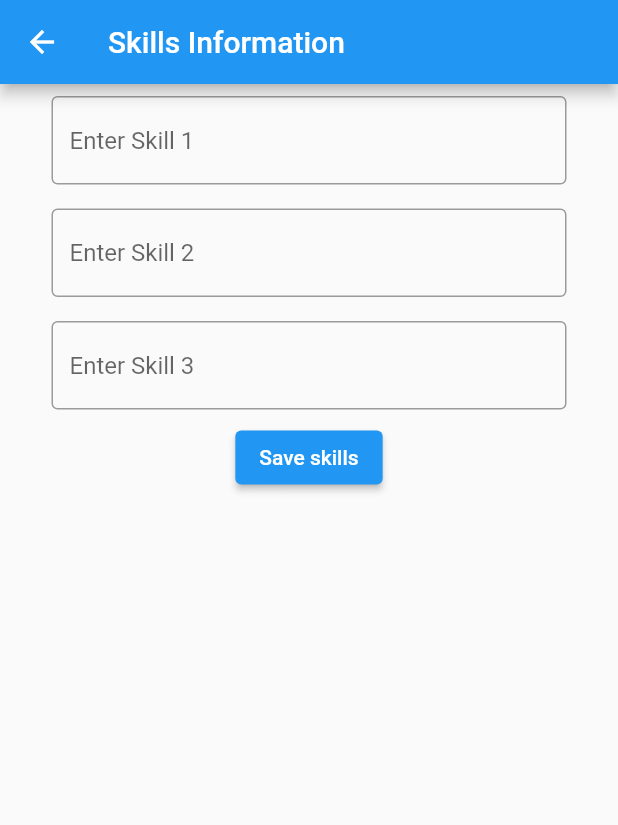
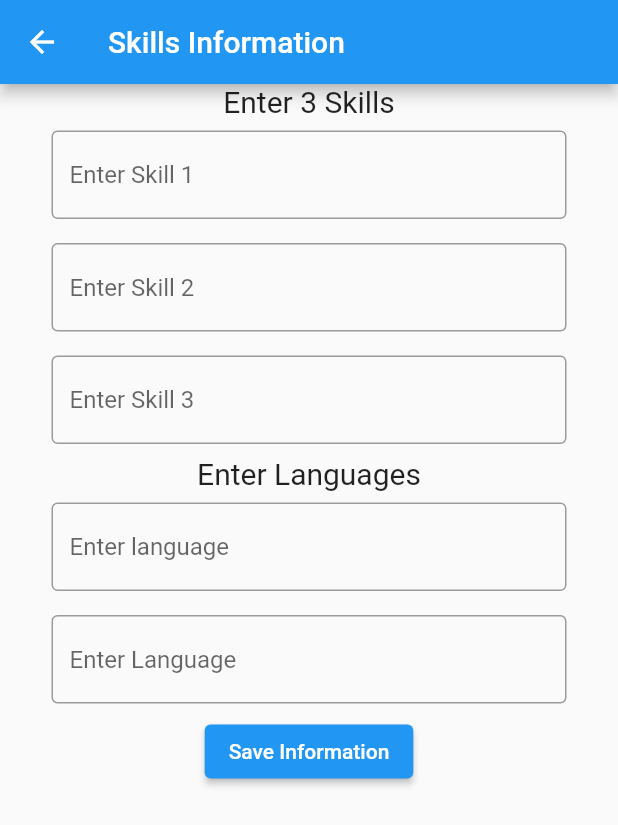
Before and after one commit to ashu2902/Resume_OnePercent, a Flutter app: the screen it shows after launch, after a tap on "Skills", on a phone screen of 412 x 824 dp. Shown: the top 825 px of the screen. Run offline on Flutter 3.47's test engine with Material 2 defaults, Android fonts, the phone set to English and light mode, and no system bars; our stand-ins replace image_picker, open_file, pdf, shared_preferences.

```diff
--- a/lib/Screens/SkillsInfo.dart
+++ b/lib/Screens/SkillsInfo.dart
@@ -8,11 +8,13 @@ class SkillsInfo extends StatefulWidget {
   _SkillsInfoState createState() => _SkillsInfoState();
 }
 
-Future<bool> saveData(skill1, skill2, skill3) async {
+Future<bool> saveData(skill1, skill2, skill3, lang1, lang2) async {
   SharedPreferences prefs = await SharedPreferences.getInstance();
   prefs.setString("Skill1", skill1);
   prefs.setString("Skill2", skill2);
   prefs.setString("Skill3", skill3);
+  prefs.setString("Lang1", lang1);
+  prefs.setString("Lang2", lang2);
   // ignore: deprecated_member_use
   return prefs.commit();
 }
@@ -21,12 +23,17 @@ class _SkillsInfoState extends State<SkillsInfo> {
   TextEditingController _skill1 = TextEditingController();
   TextEditingController _skill2 = TextEditingController();
   TextEditingController _skill3 = TextEditingController();
+  TextEditingController _lang1 = TextEditingController();
+  TextEditingController _lang2 = TextEditingController();
+
   Future<Null> getSharedPrefs() async {
     SharedPreferences prefs = await SharedPreferences.getInstance();
     setState(() {
       _skill1 = new TextEditingController(text: prefs.getString("Skill1"));
       _skill2 = new TextEditingController(text: prefs.getString("Skill2"));
       _skill3 = new TextEditingController(text: prefs.getString("Skill3"));
+      _lang1 = new TextEditingController(text: prefs.getString("Lang1"));
+      _lang2 = new TextEditingController(text: prefs.getString("Lang2"));
     });
   }
 
@@ -41,13 +48,19 @@ class _SkillsInfoState extends State<SkillsInfo> {
     final _width = MediaQuery.of(context).size.width;
 
     return Scaffold(
+      resizeToAvoidBottomInset: true,
       appBar: AppBar(
         title: Text('Skills Information'),
       ),
-      body: Container(
+      body: SingleChildScrollView(
+        child: Container(
           child: Center(
             child: Column(
               children: [
+                Text(
+                  'Enter 3 Skills',
+                  style: TextStyle(fontSize: 20),
+                ),
                 Padding(
                   padding: const EdgeInsets.all(8.0),
                   child: Container(
@@ -84,12 +97,42 @@ class _SkillsInfoState extends State<SkillsInfo> {
                     ),
                   ),
                 ),
+                Text(
+                  'Enter Languages',
+                  style: TextStyle(fontSize: 20),
+                ),
+                Padding(
+                  padding: const EdgeInsets.all(8.0),
+                  child: Container(
+                    width: _width / 1.2,
+                    child: TextField(
+                      controller: _lang1,
+                      decoration: InputDecoration(
+                          hintText: 'Enter language',
+                          border: OutlineInputBorder()),
+                    ),
+                  ),
+                ),
+                Padding(
+                  padding: const EdgeInsets.all(8.0),
+                  child: Container(
+                    width: _width / 1.2,
+                    child: TextField(
+                      controller: _lang2,
+                      decoration: InputDecoration(
+                          hintText: 'Enter Language',
+                          border: OutlineInputBorder()),
+                    ),
+                  ),
+                ),
                 ElevatedButton(
                     onPressed: () {
-                    saveData(_skill1.text, _skill2.text, _skill3.text);
+                      saveData(_skill1.text, _skill2.text, _skill3.text,
+                          _lang1.text, _lang2.text);
                     },
-                  child: Text('Save skills'))
+                    child: Text('Save Information'))
               ],
+            ),
           ),
         ),
       ),
```
Also changed, not shown: lib/Screens/TemplateList.dart (+24 -2 lines), lib/Templates/template6.dart (+42 -69 lines). Lines whose indentation alone changed are shown as unchanged.
